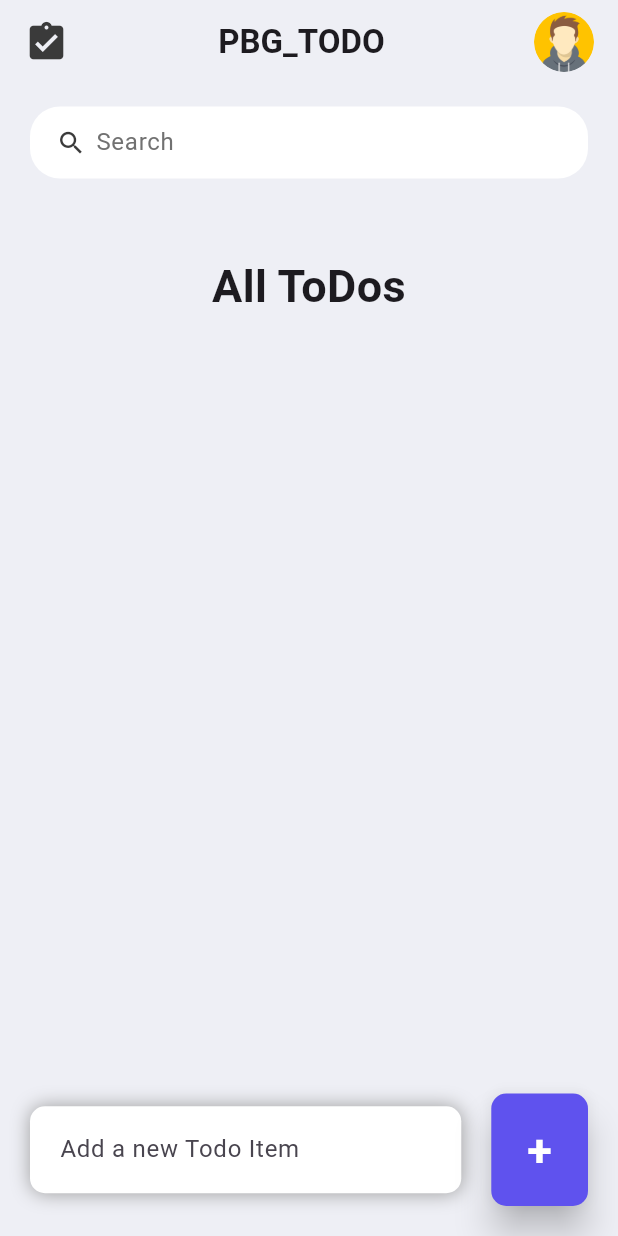
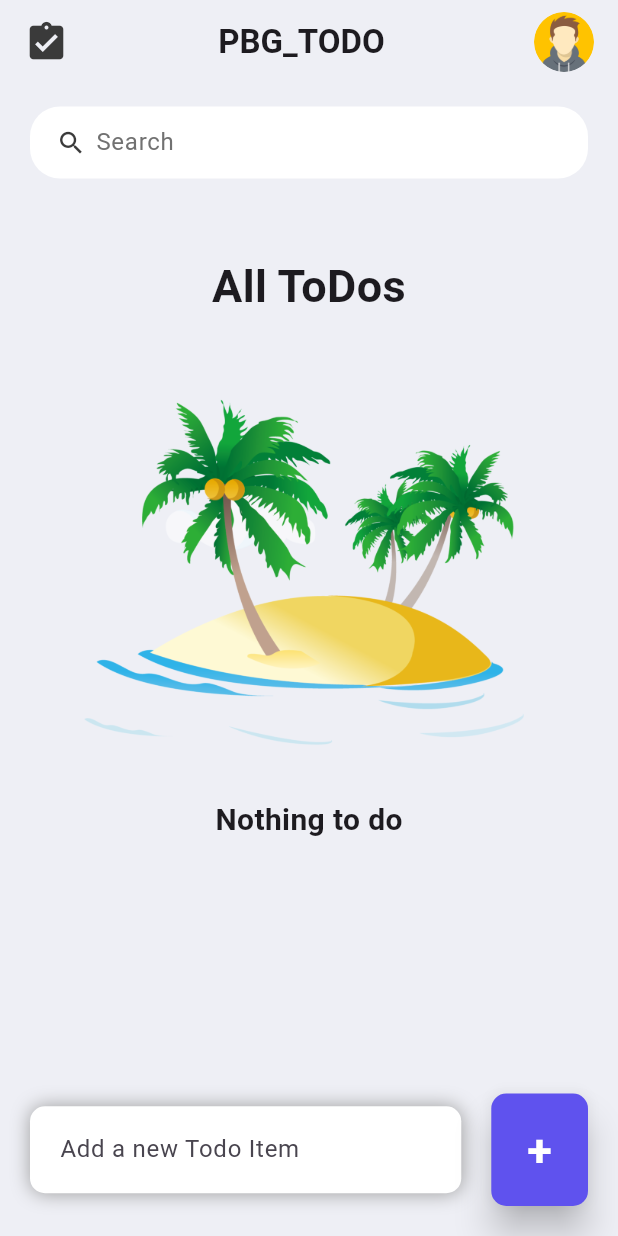
Before and after one commit to spiman9/Todo-Flutter-App, a Flutter app: the screen it shows after launch, on a phone screen of 412 x 824 dp. Run offline on Flutter 3.47's test engine with Material 3 defaults, Android fonts, the phone set to English and light mode, and no system bars; our stand-ins replace shared_preferences.

Commit message:
Final Project Almost done commit

```diff
--- a/lib/screens/homeMain.dart
+++ b/lib/screens/homeMain.dart
@@ -71,8 +71,28 @@ class _HomeMainState extends State<HomeMain> {
                         ),
                       ),
                     ),
+                    if (_foundTodo.length == 0)
+                      Column(
+                        children: [
+                          SizedBox(
+                            // color: Colors.black,
+                            height: 300,
+                            child: Image.asset(
+                              "assets/images/empty_image.png",
+                            ),
+                          ),
+                          Text(
+                            _searchController.text.length == 0 ? "Nothing to do" : "No Todo Found!!!",
+                            style: TextStyle(
+                              fontSize: 20,
+                              fontWeight: FontWeight.w600
+                            ),
+                          )
+                        ],
+                      )
 
                     // items are been rendered here!!!
+                    ,
                     for (ToDo todooo in _foundTodo.reversed)
                       ToDoItem(
                         todo: todooo,
@@ -81,7 +101,7 @@ class _HomeMainState extends State<HomeMain> {
                       ),
                     SizedBox(
                       height: 48,
-                    )
+                    ),
                   ],
                 ),
               )
@@ -186,7 +206,7 @@ class _HomeMainState extends State<HomeMain> {
       todoList.add(ToDo(
           id: DateTime.now().millisecondsSinceEpoch.toString(),
           todoText: todo));
-          _runfilter(_searchController.text);
+      _runfilter(_searchController.text);
       //added here
     });
     _saveTodos();
@@ -207,6 +227,7 @@ class _HomeMainState extends State<HomeMain> {
   Future<void> _saveTodos() async {
     SharedPreferences prefs = await SharedPreferences.getInstance();
     List<String> todosList = todoList.map((todo) => todo.toJson()).toList();
+    debugPrint(todosList.toString());
     prefs.setStringList('todos', todosList);
   }
 
--- a/lib/screens/splashScreen.dart
+++ b/lib/screens/splashScreen.dart
@@ -55,6 +55,12 @@ class _SplashScreenState extends State<SplashScreen> {
             width: 80,
             height: 80,
           ),
+          SizedBox(
+            height: 40,
+          ),
+          SizedBox(
+            width: 140,
+            child: LinearProgressIndicator()),
         ],
       ),
     );
```
Also changed, not shown: pubspec.yaml (+23 -0 lines), assets/icons/icon.jpg (added), assets/images/empty_image.png (added), pubspec.lock, 41 other files.
